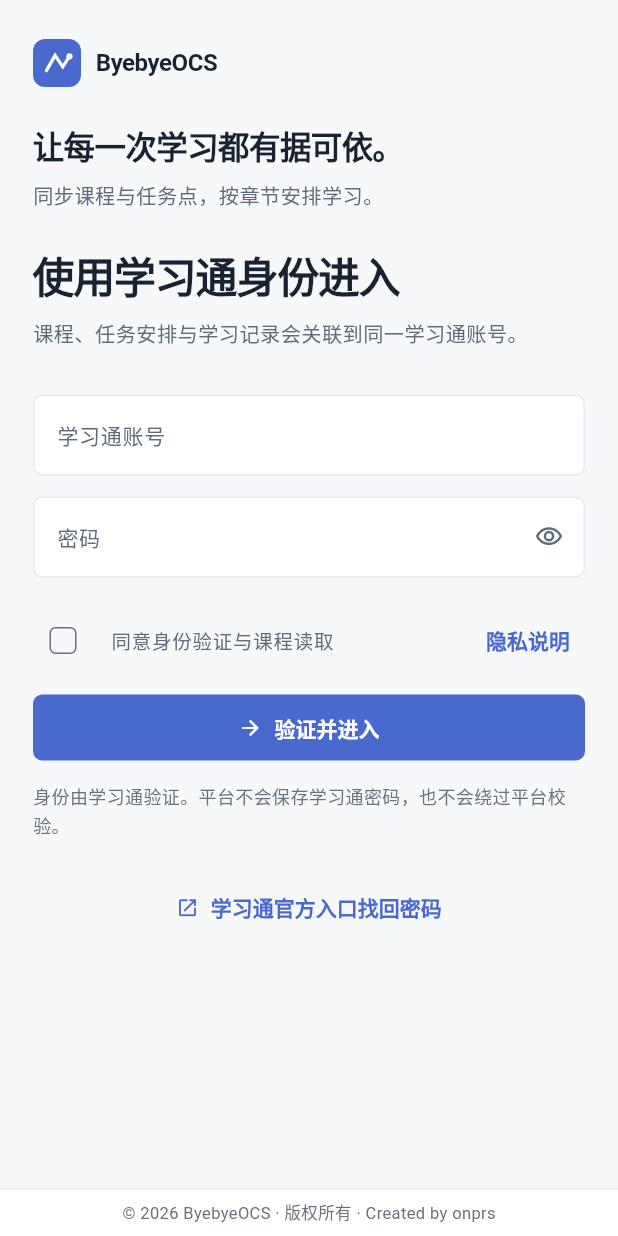
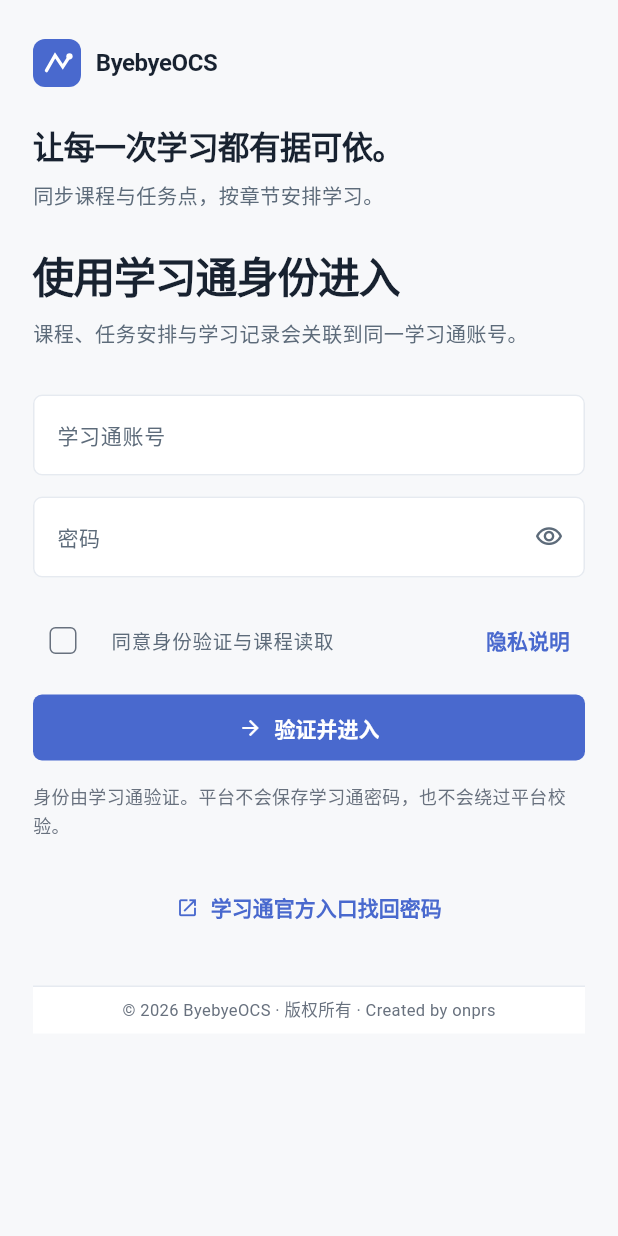
Before and after one commit to onprs/ByebyeOCS, a Flutter app: the LoginPage screen opened by its route, on a phone screen of 412 x 824 dp. Run offline on Flutter 3.47's test engine with Material 3 defaults, Android fonts, the phone set to English and light mode, and no system bars; our stand-ins replace flutter_riverpod, flutter_secure_storage, go_router, shared_preferences, web; missing offline and left inert: dart:js_interop; accounts and stored records are empty; project files that could hold a hidden picture were left out.

Commit message:
fix: 页脚随内容滚动并统一空课程与钱包卡片

```diff
--- a/apps/client_flutter/lib/design/components.dart
+++ b/apps/client_flutter/lib/design/components.dart
@@ -1192,9 +1192,10 @@ class SiteFooter extends StatelessWidget {
   Widget build(BuildContext context) {
     final colors = context.colors;
     final year = DateTime.now().year;
+    final narrow = compact || MediaQuery.sizeOf(context).width < 600;
     final copyright = '© $year ByebyeOCS · 版权所有';
     return Container(
-      height: compact ? 32 : 44,
+      height: narrow ? 32 : 44,
       decoration: BoxDecoration(
         color: colors.surface,
         border: Border(top: BorderSide(color: colors.border)),
@@ -1204,9 +1205,9 @@ class SiteFooter extends StatelessWidget {
           constraints: const BoxConstraints(maxWidth: AppMetrics.contentWidth),
           child: Padding(
             padding: EdgeInsets.symmetric(
-              horizontal: compact ? 16 : AppMetrics.pagePadding,
+              horizontal: narrow ? 16 : AppMetrics.pagePadding,
             ),
-            child: compact
+            child: narrow
                 ? FittedBox(
                     fit: BoxFit.scaleDown,
                     child: Text(
--- a/apps/client_flutter/lib/features/auth/login_page.dart
+++ b/apps/client_flutter/lib/features/auth/login_page.dart
@@ -55,8 +55,6 @@ class _LoginPageState extends ConsumerState<LoginPage> {
     }
     return Scaffold(
       backgroundColor: colors.background,
-      bottomNavigationBar:
-          const SafeArea(top: false, child: SiteFooter(compact: true)),
       body: SafeArea(
         child: LayoutBuilder(
           builder: (context, constraints) {
@@ -109,6 +107,8 @@ class _LoginPageState extends ConsumerState<LoginPage> {
                             _MobileIntro(colors: colors),
                             const SizedBox(height: 24),
                             _buildContent(context, auth, login),
+                            const SizedBox(height: 28),
+                            const SiteFooter(compact: true),
                           ],
                         ),
                       ),
--- a/apps/client_flutter/lib/features/courses/courses_page.dart
+++ b/apps/client_flutter/lib/features/courses/courses_page.dart
@@ -312,6 +312,8 @@ class _CoursesPageState extends ConsumerState<CoursesPage> {
           icon: Icons.fact_check_outlined,
           message: '完成数量来自学习通平台返回。普通附件标注为学习资料，不计入任务点。',
         ),
+        const SizedBox(height: 30),
+        const SiteFooter(),
       ],
     );
   }
--- a/apps/client_flutter/lib/features/home/home_page.dart
+++ b/apps/client_flutter/lib/features/home/home_page.dart
@@ -245,6 +245,8 @@ class HomePage extends ConsumerWidget {
                   ),
                 );
               }),
+              const SizedBox(height: 30),
+              const SiteFooter(),
             ],
           ),
         ),
--- a/apps/client_flutter/lib/features/settings/settings_page.dart
+++ b/apps/client_flutter/lib/features/settings/settings_page.dart
@@ -250,6 +250,8 @@ class _SettingsPageState extends ConsumerState<SettingsPage> {
                               onPressed: _logout)),
                     ])),
               ])),
+          const SizedBox(height: 30),
+          const SiteFooter(),
         ]),
       ),
     );
--- a/apps/client_flutter/lib/features/shell/app_shell.dart
+++ b/apps/client_flutter/lib/features/shell/app_shell.dart
@@ -118,7 +118,6 @@ class _AppShellState extends ConsumerState<AppShell>
                 ),
               ),
             ),
-            SiteFooter(compact: narrow),
             if (narrow)
               _BottomNavigation(
                 destinations: _destinations,
```
Also changed, not shown: apps/client_flutter/lib/features/courses/course_detail_page.dart (+19 -4 lines), apps/client_flutter/lib/features/plans/plans_page.dart (+10 -2 lines), apps/client_flutter/lib/features/wallet/wallet_page.dart (+10 -7 lines), 1 other file.
